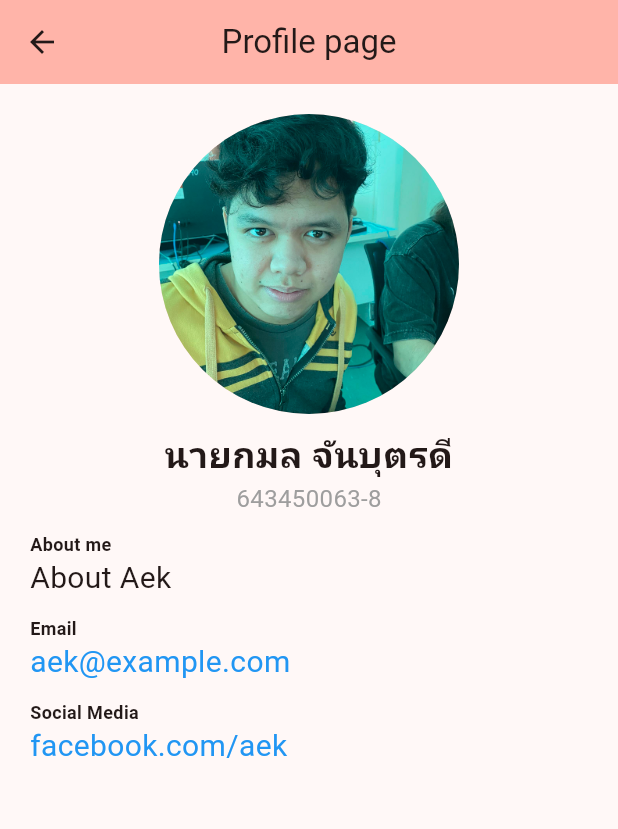
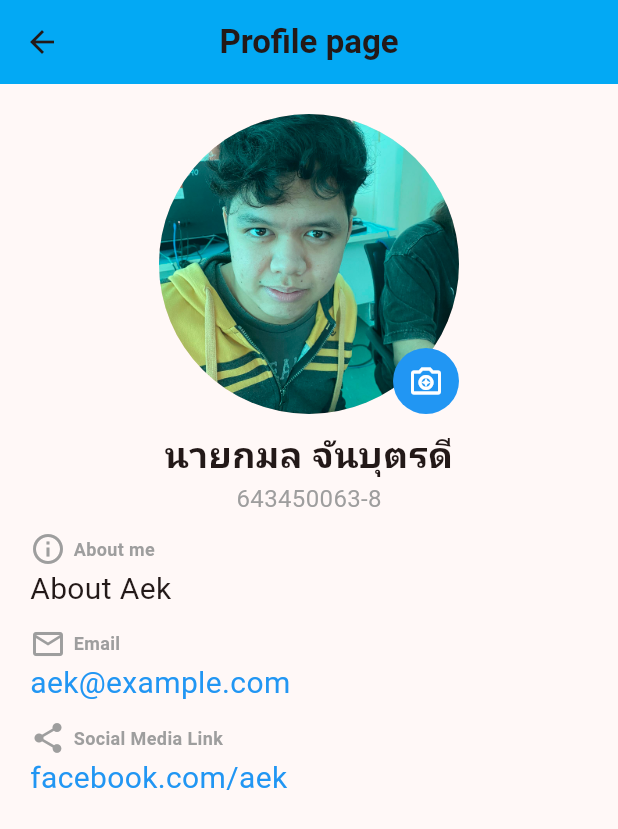
Before and after one commit to prasittichai0793/GitHub_Lab_02_643450079-3, a Flutter app: the screen it shows after launch, after a tap on "นายกมล จันบุตรดี", on a phone screen of 412 x 824 dp. Shown: the top 829 px of the screen. Run offline on Flutter 3.47's test engine with Material 3 defaults, Android fonts, the phone set to English and light mode, and no system bars.

Commit message:
Lab_02_67

```diff
--- a/lab02/lib/DetailPage.dart
+++ b/lab02/lib/DetailPage.dart
@@ -4,14 +4,18 @@ import 'package:lab02/student.dart';
 class DetailPage extends StatelessWidget {
   final Student data;
 
-  const DetailPage({required this.data});
+  const DetailPage({super.key, required this.data});
 
   @override
   Widget build(BuildContext context) {
     return Scaffold(
       appBar: AppBar(
-        backgroundColor: Theme.of(context).colorScheme.inversePrimary,
-        title: const Text("Profile page"),
+        // backgroundColor: Theme.of(context).colorScheme.inversePrimary,
+        backgroundColor: const Color(0xFF03a9f4),
+        title: const Text(
+          "Profile page",
+          style: TextStyle(fontWeight: FontWeight.bold), // ทำให้ title เป็นตัวหนา
+        ),
         centerTitle: true, // ทำให้ title อยู่ตรงกลาง
       ),
       body: Container(
@@ -20,12 +24,38 @@ class DetailPage extends StatelessWidget {
         child: Column(
           crossAxisAlignment: CrossAxisAlignment.center,
           children: [
+            Stack(
+              children: [
                 Hero(
                   tag: data.studentid,
                   child: CircleAvatar(
                     radius: 100, // ขนาดของรูปภาพวงกลม
                     backgroundImage: AssetImage(data.image),
                   ),
+                ),
+                Positioned(
+                  bottom: 0,
+                  right: 0,
+                  child: InkWell(
+                    onTap: () {
+                      // เพิ่มโค้ดสำหรับการเปลี่ยนรูปที่นี่
+                    },
+                    child: Container(
+                      decoration: BoxDecoration(
+                        color: Colors.blue,
+                        shape: BoxShape.circle,
+                      ),
+                      child: const Padding(
+                        padding: EdgeInsets.all(10.0),
+                        child: Icon(
+                          Icons.camera_enhance_outlined,
+                          color: Colors.white,
+                        ),
+                      ),
+                    ),
+                  ),
+                ),
+              ],
             ),
             const SizedBox(
               height: 10,
@@ -43,9 +73,15 @@ class DetailPage extends StatelessWidget {
             ),
             Align(
               alignment: Alignment.centerLeft,
-              child: Text(
+              child: Row(
+                children: [
+                  const Icon(Icons.info_outline, color: Colors.grey),
+                  const SizedBox(width: 5),
+                  const Text(
                     "About me",
-                style: const TextStyle(fontSize: 12, fontWeight: FontWeight.bold),
+                    style: TextStyle(fontSize: 12, fontWeight: FontWeight.bold, color: Colors.grey),
+                  ),
+                ],
               ),
             ),
             Align(
@@ -61,9 +97,15 @@ class DetailPage extends StatelessWidget {
             ),
             Align(
               alignment: Alignment.centerLeft,
-              child: Text(
+              child: Row(
+                children: [
+                  const Icon(Icons.email_outlined, color: Colors.grey),
+                  const SizedBox(width: 5),
+                  const Text(
                     "Email",
-                style: const TextStyle(fontSize: 12, fontWeight: FontWeight.bold),
+                    style: TextStyle(fontSize: 12, fontWeight: FontWeight.bold, color: Colors.grey),
+                  ),
+                ],
               ),
             ),
             Align(
@@ -79,9 +121,15 @@ class DetailPage extends StatelessWidget {
             ),
             Align(
               alignment: Alignment.centerLeft,
-              child: Text(
-                "Social Media",
-                style: const TextStyle(fontSize: 12, fontWeight: FontWeight.bold),
+              child: Row(
+                children: [
+                  const Icon(Icons.share, color: Colors.grey),
+                  const SizedBox(width: 5),
+                  const Text(
+                    "Social Media Link ",
+                    style: TextStyle(fontSize: 12, fontWeight: FontWeight.bold, color: Colors.grey),
+                  ),
+                ],
               ),
             ),
             Align(
--- a/lab02/lib/main.dart
+++ b/lab02/lib/main.dart
@@ -40,8 +40,13 @@ class MyAppPage extends StatelessWidget {
     ];
     return Scaffold(
       appBar: AppBar(
-        backgroundColor: Theme.of(context).colorScheme.inversePrimary,
-        title: const Text("My App"),
+        // backgroundColor: Theme.of(context).colorScheme.inversePrimary,
+        backgroundColor: const Color(0xFF03a9f4),
+        title: const Text(
+          "My App",
+          style: TextStyle(fontWeight: FontWeight.bold), // ทำให้ title เป็นตัวหนา
+        ),
+        centerTitle: true, // ทำให้ title อยู่ตรงกลาง
       ),
       body: ListView.builder(
           itemCount: datas.length,
```
Lines whose indentation alone changed are shown as unchanged.
